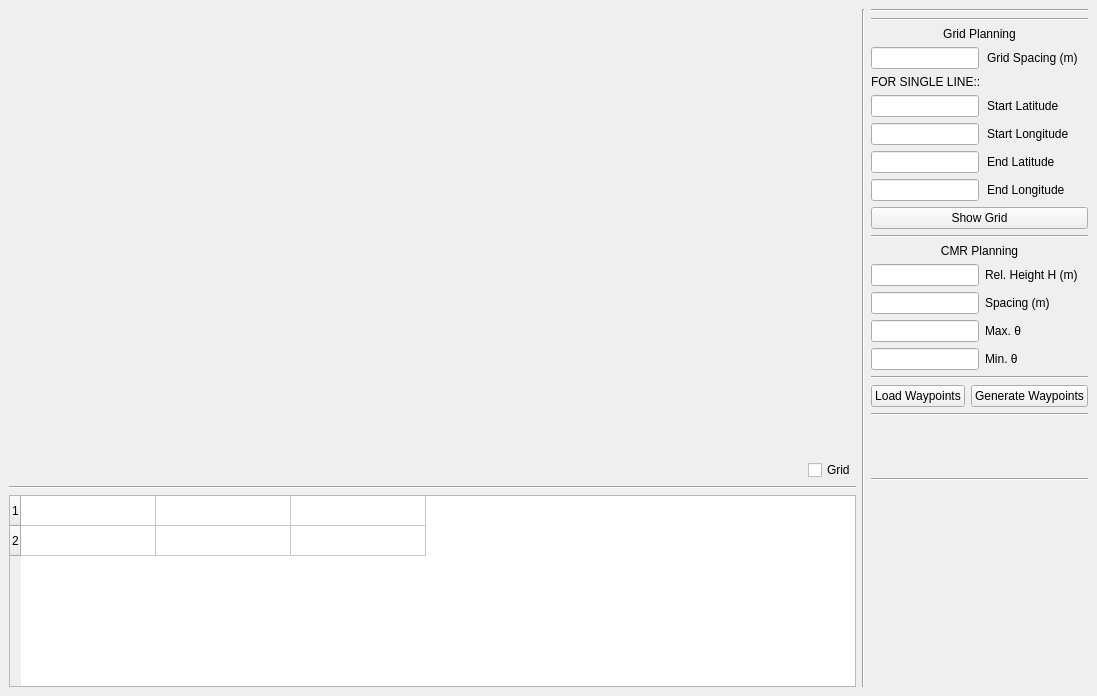
Above: src/main/python/gust/gui/ui/cmr_window.ui from drjdlarson/gust before the change. Below: the same form after it.
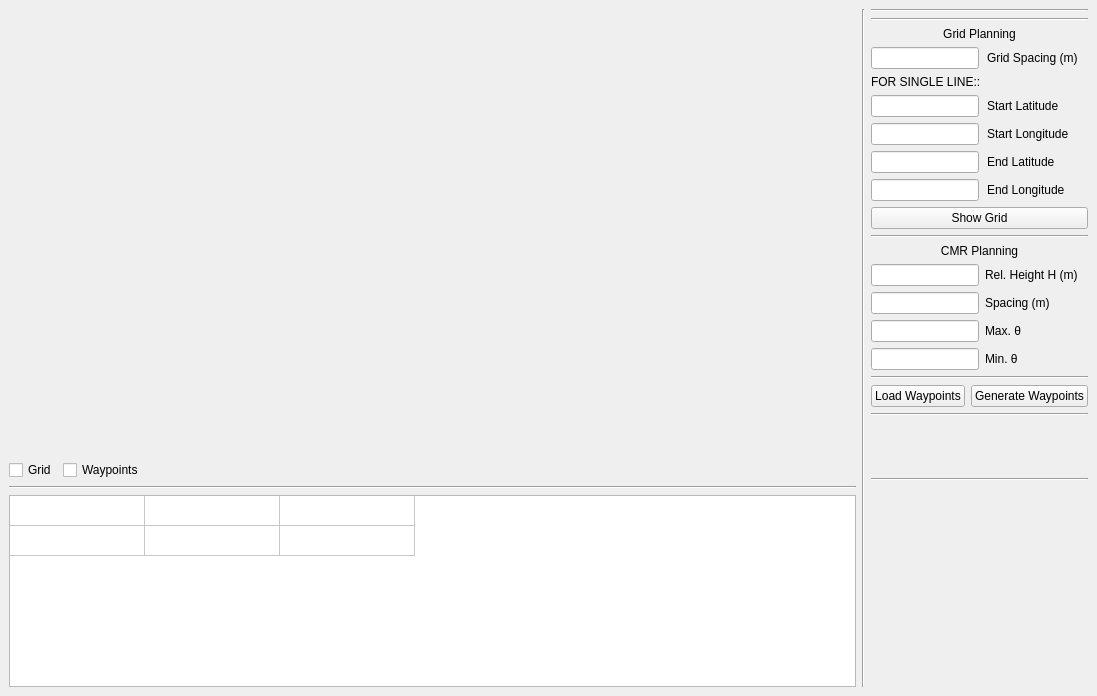
That is the form after the change. Custom widgets are drawn as their Qt base class.

Commit message: redid qml map for cmr window

The edit to the form file:
```diff
--- a/src/main/python/gust/gui/ui/cmr_window.ui
+++ b/src/main/python/gust/gui/ui/cmr_window.ui
@@ -29,6 +29,20 @@
       </item>
       <item>
        <layout class="QHBoxLayout" name="horizontalLayout_checkboxes">
+        <item>
+         <widget class="QCheckBox" name="checkBox_grid">
+          <property name="text">
+           <string>Grid</string>
+          </property>
+         </widget>
+        </item>
+        <item>
+         <widget class="QCheckBox" name="checkBox_waypoints">
+          <property name="text">
+           <string>Waypoints</string>
+          </property>
+         </widget>
+        </item>
         <item>
          <spacer name="horizontalSpacer">
           <property name="orientation">
@@ -42,13 +56,6 @@
           </property>
          </spacer>
         </item>
-        <item>
-         <widget class="QCheckBox" name="checkBox_grid">
-          <property name="text">
-           <string>Grid</string>
-          </property>
-         </widget>
-        </item>
        </layout>
       </item>
       <item>
@@ -82,7 +89,7 @@
          <bool>false</bool>
         </attribute>
         <attribute name="verticalHeaderVisible">
-         <bool>true</bool>
+         <bool>false</bool>
         </attribute>
         <attribute name="verticalHeaderHighlightSections">
          <bool>true</bool>
```
Left out of the diff: 6 changed lines with no effect on the pictures. The commit also changes 4 other files.
